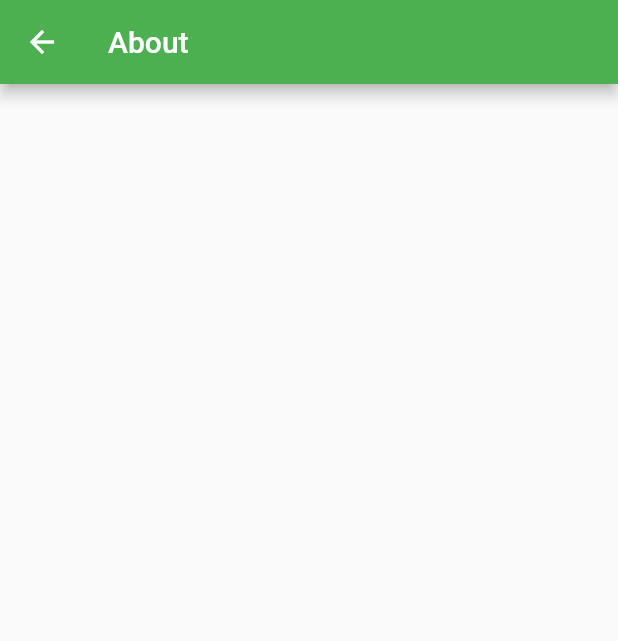
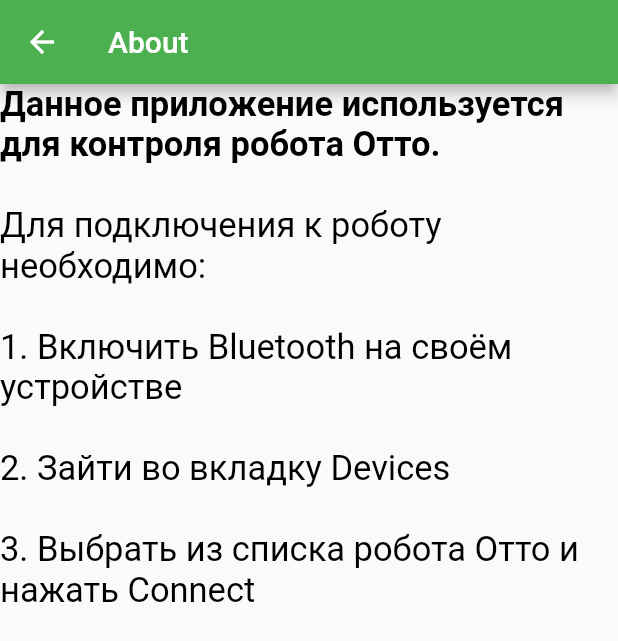
Before and after one commit to VtorovN/robbo_ble_control_app, a Flutter app: the AboutScreen screen opened by its route, on a phone screen of 412 x 824 dp. Shown: the top 641 px of the screen. Run offline on Flutter 3.47's test engine with Material 2 defaults, Android fonts, the phone set to English and light mode, and no system bars; our stand-ins replace flutter_blue, sqflite; missing offline and left inert: dart:ffi; accounts and stored records are empty; statements that could not run were skipped.

Commit message:
Add functions to buttons, Write About page

```diff
--- a/lib/screens/about.dart
+++ b/lib/screens/about.dart
@@ -14,8 +14,21 @@ class _AboutScreenState extends State<AboutScreen> {
   Widget build(BuildContext context) {
     return Scaffold(
       appBar: AppBar(
-        title: Text("About"),
+        title: Text("About", style: TextStyle(fontSize: 20),),
       ),
+      body: RichText(
+        text: TextSpan(
+          style: TextStyle(
+            color: Colors.black,
+            fontSize: 23
+          ),
+          children: [
+            TextSpan(text: "Данное приложение используется для контроля робота Отто.\n\n", style: TextStyle(fontWeight: FontWeight.bold)),
+            TextSpan(text: "Для подключения к роботу необходимо:\n\n"),
+            TextSpan(text: "1. Включить Bluetooth на своём устройстве\n\n2. Зайти во вкладку Devices\n\n3. Выбрать из списка робота Отто и нажать Connect")
+          ]
+        ),
+      )
     );
   }
 }
--- a/lib/screens/devices.dart
+++ b/lib/screens/devices.dart
@@ -189,7 +189,7 @@ class _DevicesScreenState extends State<DevicesScreen> {
   Widget build(BuildContext context) {
     return Scaffold(
       appBar: AppBar(
-        title: Text("Devices"),
+        title: Text("Devices", style: TextStyle(fontSize: 20)),
       ),
       body: StreamBuilder(
           stream: BLEAPI.instance.getBluetoothState(),
```
Also changed, not shown: lib/main.dart (+11 -20 lines).
